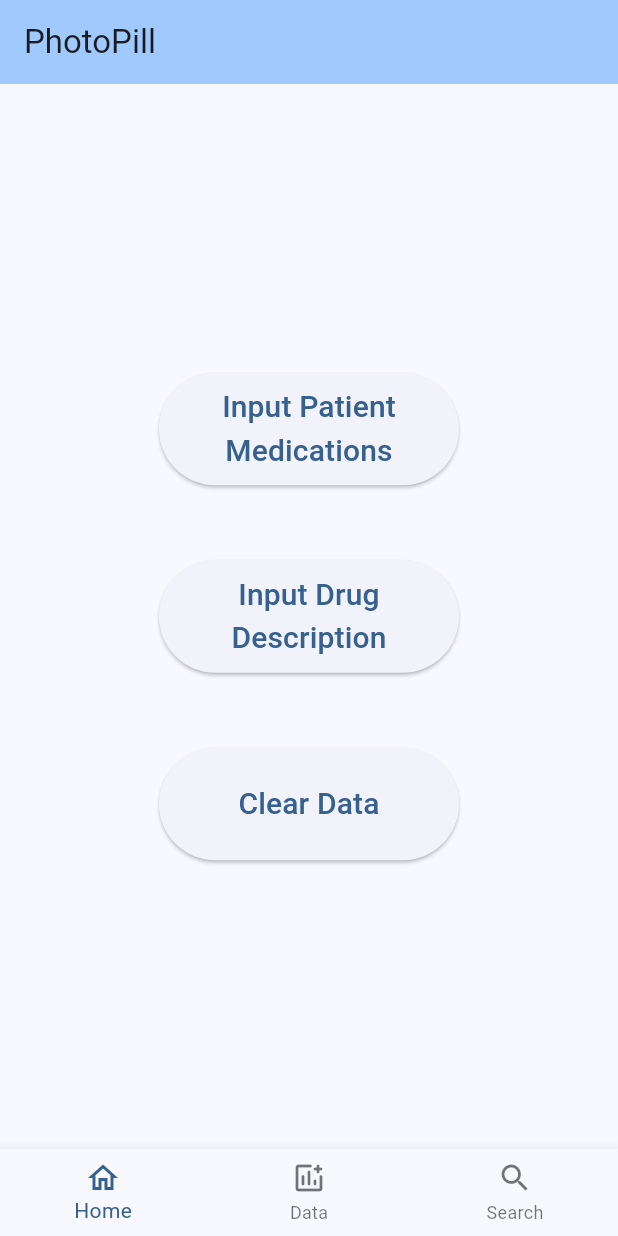
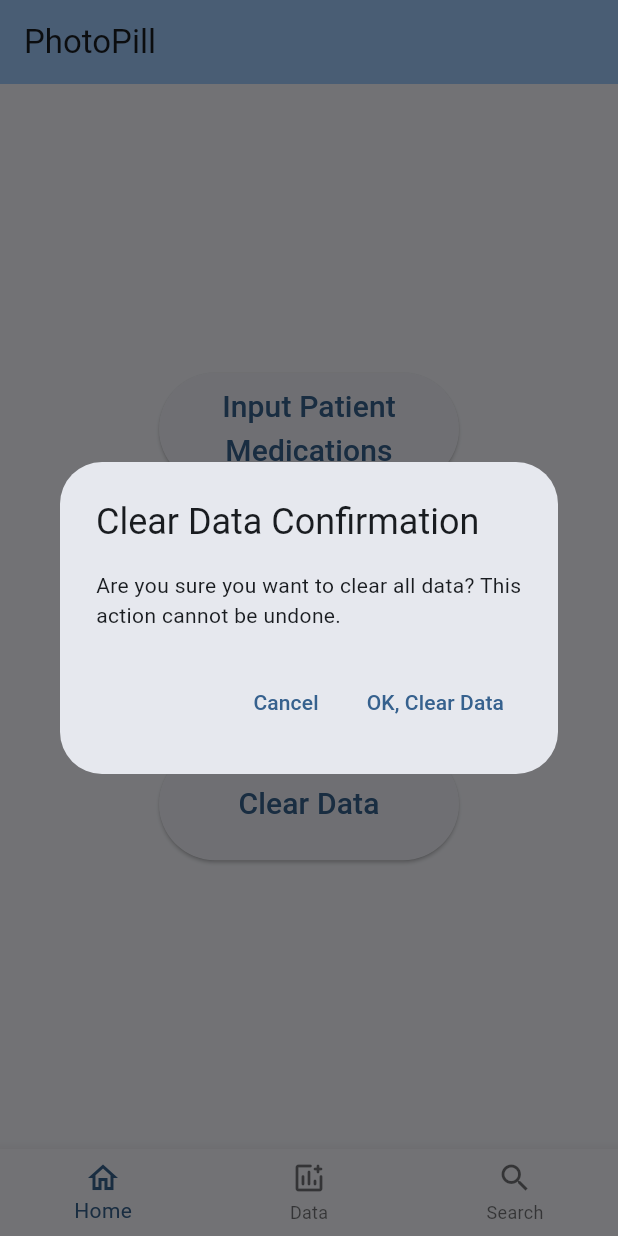
Before and after one commit to AdenaGH/PhotoPillApp, a Flutter app: the screen it shows after launch, after a tap on "Clear Data", on a phone screen of 412 x 824 dp. Run offline on Flutter 3.47's test engine with Material 3 defaults, Android fonts, the phone set to English and light mode, and no system bars; our stand-ins replace shared_preferences.

Commit message:
Update for clear data button, allowing users to confirm their action

```diff
--- a/photo_pill/lib/myHomePage.dart
+++ b/photo_pill/lib/myHomePage.dart
@@ -1,8 +1,8 @@
 import 'package:flutter/material.dart';
-import 'package:photo_pill/inputDrugDescription.dart';
-import 'package:photo_pill/inputPatientMed.dart';
 import 'package:provider/provider.dart';
 import 'MedicationProvider.dart';
+import 'inputPatientMed.dart';
+import 'inputDrugDescription.dart';
 
 class MyHomePage extends StatefulWidget {
   const MyHomePage({Key? key, required this.title}) : super(key: key);
@@ -17,6 +17,34 @@ class _MyHomePageState extends State<MyHomePage> {
   void clearAllData(BuildContext context) {
     final medicationProvider = Provider.of<MedicationProvider>(context, listen: false);
     medicationProvider.clearAllData();
+  }
+
+  Future<void> _showClearDataConfirmationDialog() async {
+    return showDialog<void>(
+      context: context,
+      barrierDismissible: false,
+      builder: (BuildContext context) {
+        return AlertDialog(
+          title: const Text('Clear Data Confirmation'),
+          content: const Text('Are you sure you want to clear all data? This action cannot be undone.'),
+          actions: <Widget>[
+            TextButton(
+              onPressed: () {
+                Navigator.of(context).pop(); // Close the dialog
+              },
+              child: const Text('Cancel'),
+            ),
+            TextButton(
+              onPressed: () {
+                clearAllData(context); // Call the function to clear data
+                Navigator.of(context).pop(); // Close the dialog
+              },
+              child: const Text('OK, Clear Data'),
+            ),
+          ],
+        );
+      },
+    );
   }
 
   @override
@@ -76,8 +104,7 @@ class _MyHomePageState extends State<MyHomePage> {
               height: 75,
               child: ElevatedButton(
                 onPressed: () {
-                  clearAllData(context); // Call the function to clear data
-                  print('Clear button pressed');
+                  _showClearDataConfirmationDialog(); // Show the confirmation dialog
                 },
                 child: const Text(
                   'Clear Data',
```
